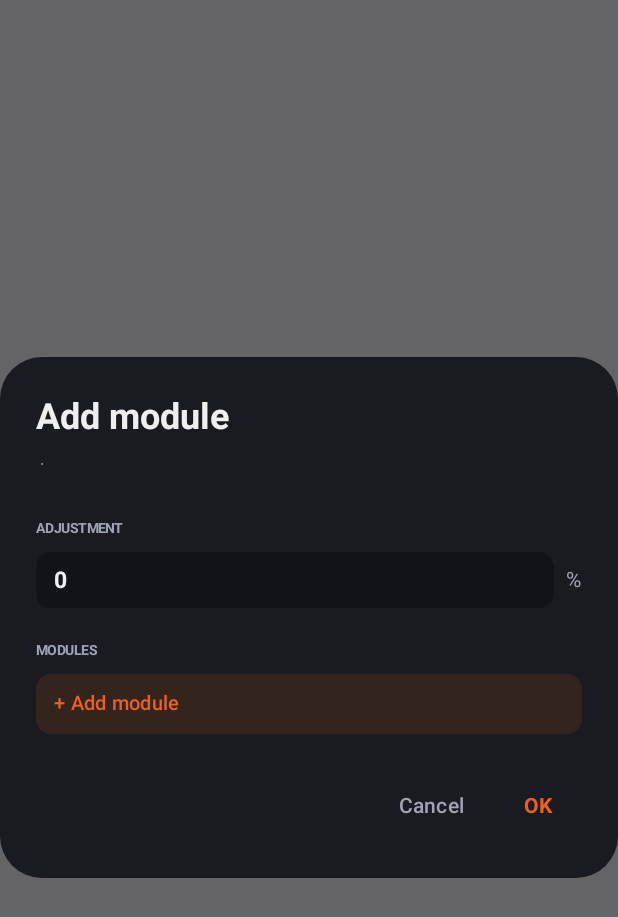
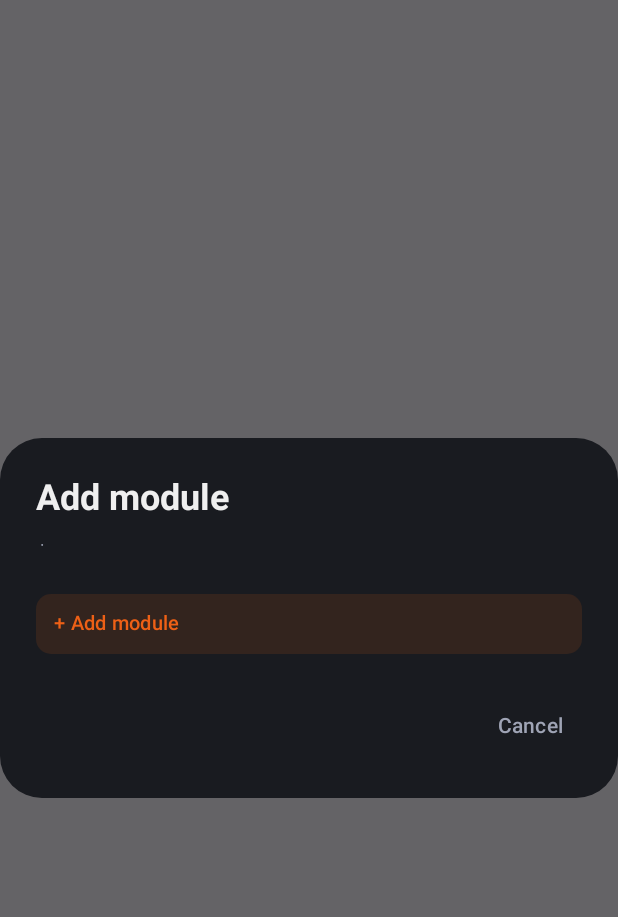
Before and after one commit to ymzindustry/basicplanner, an Android app built with Jetpack Compose: the composable EntityActionDialog called with empty values, on a phone screen of 412 x 824 dp. Shown: the top 917 px of the screen. Run offline under Robolectric (Android 15) with nearby library versions, the phone set to English and light mode, and no system bars.

Commit message:
Modules: long-press dialog is modules only, adjustments stay in Edit

```diff
--- a/app/build.gradle.kts
+++ b/app/build.gradle.kts
@@ -17,8 +17,8 @@ android {
         applicationId = "com.ymz.basicplanner.v10"
         minSdk = 26
         targetSdk = 36
-        versionCode = 59
-        versionName = "1.1.35"
+        versionCode = 60
+        versionName = "1.1.36"
 
         testInstrumentationRunner = "androidx.test.runner.AndroidJUnitRunner"
     }
--- a/app/src/main/java/com/ymz/basicplanner/ui/ModuleAttachFlow.kt
+++ b/app/src/main/java/com/ymz/basicplanner/ui/ModuleAttachFlow.kt
@@ -187,36 +187,23 @@ fun entitiesOfProgram(
 // ---------------------------------------------------------------- dialogs
 
 /**
- * What can be hung on an entity, in one dialog: its adjustment (typed here, zero by default) and
- * the modules already attached, with a way to add another.
+ * The long-press dialog: the modules already attached to this entity, and the way to add another.
+ * Adjustments are not here — they live in the entity's own edit dialog.
  */
 @Composable
 fun EntityActionDialog(
     entityLabel: String,
     kindLabel: String,
-    adjustment: Int,
     modules: List<ModuleDefinition>,
-    onAdjustmentChange: (Int) -> Unit,
     onAddModule: () -> Unit,
     onDismiss: () -> Unit
 ) {
-    var value by remember { mutableStateOf(adjustment.toString()) }
-
     AlertDialog(
         onDismissRequest = onDismiss,
         properties = DialogProperties(),
         containerColor = DarkSurfaceAlt,
-        dismissButton = {
-            TextButton(onClick = onDismiss) { Text("Cancel", color = TextMuted) }
-        },
-        confirmButton = {
-            TextButton(onClick = {
-                onAdjustmentChange(value.toIntOrNull() ?: 0)
-                onDismiss()
-            }) {
-                Text("OK", color = AccentOrange, fontWeight = FontWeight.Bold)
-            }
-        },
+        confirmButton = {},
+        dismissButton = { TextButton(onClick = onDismiss) { Text("Cancel", color = TextMuted) } },
         title = {
             Column {
                 Text("Add module", color = TextPrimary, fontWeight = FontWeight.Bold)
@@ -225,56 +212,8 @@ fun EntityActionDialog(
         },
         text = {
             Column {
-                Text("ADJUSTMENT", color = TextMuted, fontSize = 9.sp, fontWeight = FontWeight.Bold)
-                Spacer(Modifier.height(6.dp))
-                Row(verticalAlignment = Alignment.CenterVertically) {
-                    Box(
-                        modifier = Modifier
-                            .weight(1f)
-                            .clip(RoundedCornerShape(10.dp))
-                            .background(DarkSurface)
-                            .padding(horizontal = 12.dp, vertical = 10.dp)
-                    ) {
-                        BasicTextField(
-                            value = value,
-                            onValueChange = { text ->
-                                if (text.isEmpty() || text.matches(Regex("-?\\d{0,3}"))) value = text
-                            },
-                            singleLine = true,
-                            keyboardOptions = KeyboardOptions(keyboardType = KeyboardType.Number),
-                            textStyle = TextStyle(
-                                color = TextPrimary,
-                                fontSize = 15.sp,
-                                fontWeight = FontWeight.Bold
-                            ),
-                            cursorBrush = SolidColor(AccentOrange),
-                            decorationBox = { inner ->
-                                Box {
-                                    if (value.isEmpty()) {
-                                        Text("0", color = TextMuted.copy(alpha = 0.5f), fontSize = 15.sp)
-                                    }
-                                    inner()
-                                }
-                            }
-                        )
-                    }
-                    Spacer(Modifier.width(8.dp))
-                    Text("%", color = TextMuted, fontSize = 14.sp)
-                }
-
-                Spacer(Modifier.height(18.dp))
-                Text("MODULES", color = TextMuted, fontSize = 9.sp, fontWeight = FontWeight.Bold)
-                Spacer(Modifier.height(6.dp))
-
-                modules.forEach { module ->
-                    Row(
-                        modifier = Modifier
-                            .fillMaxWidth()
-                            .clip(RoundedCornerShape(10.dp))
-                            .background(DarkSurface)
-                            .padding(horizontal = 12.dp, vertical = 9.dp),
-                        verticalAlignment = Alignment.CenterVertically
-                    ) {
+                if (modules.isNotEmpty()) {
+                    modules.forEach { module ->
                         Text(
                             text = highlightPython(
                                 "def " + ModuleDefinition.pythonFunctionName(module.name) +
@@ -283,12 +222,12 @@ fun EntityActionDialog(
                             fontFamily = FontFamily.Monospace,
                             fontSize = 12.sp,
                             maxLines = 1,
-                            overflow = TextOverflow.Ellipsis
+                            overflow = TextOverflow.Ellipsis,
+                            modifier = Modifier.padding(bottom = 8.dp)
                         )
                     }
-                    Spacer(Modifier.height(4.dp))
+                    Spacer(Modifier.height(6.dp))
                 }
-
                 Row(
                     modifier = Modifier
                         .fillMaxWidth()
```
Also changed, not shown: app/src/main/java/com/ymz/basicplanner/ui/CreationScreen.kt (+0 -20 lines).
